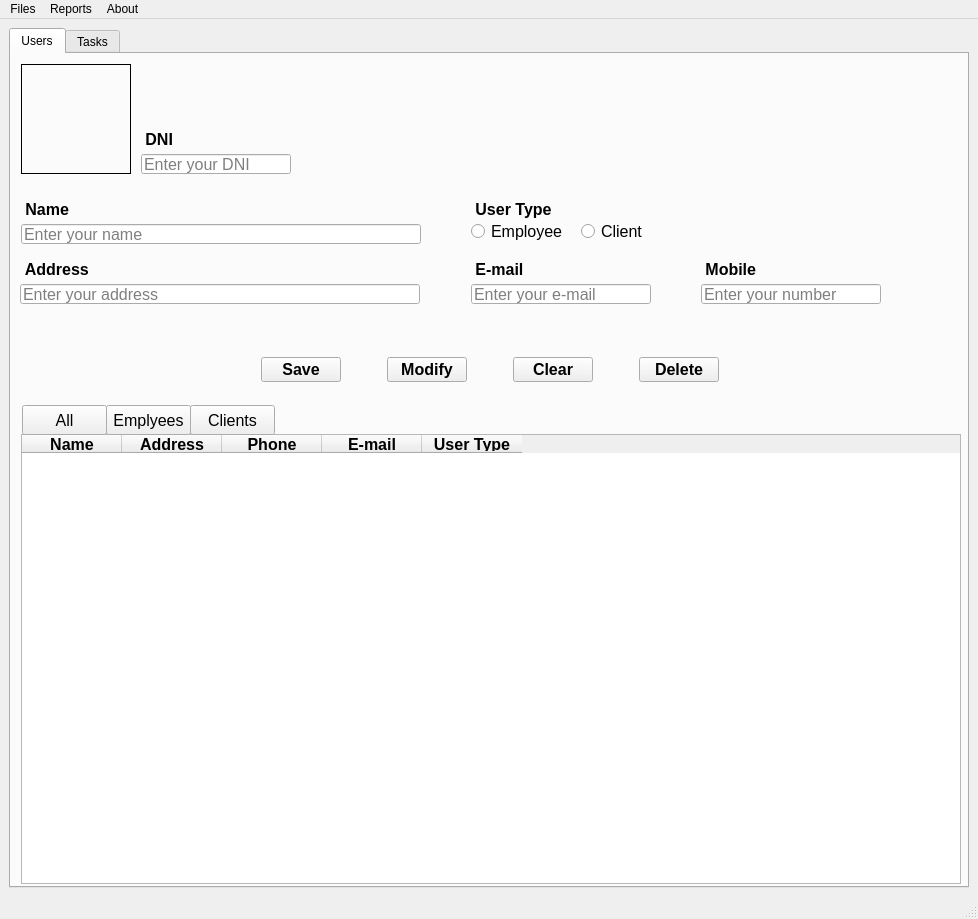
Old version of the form windows/MainWindow.ui in the repository IsolracI/DI-recuperacion.
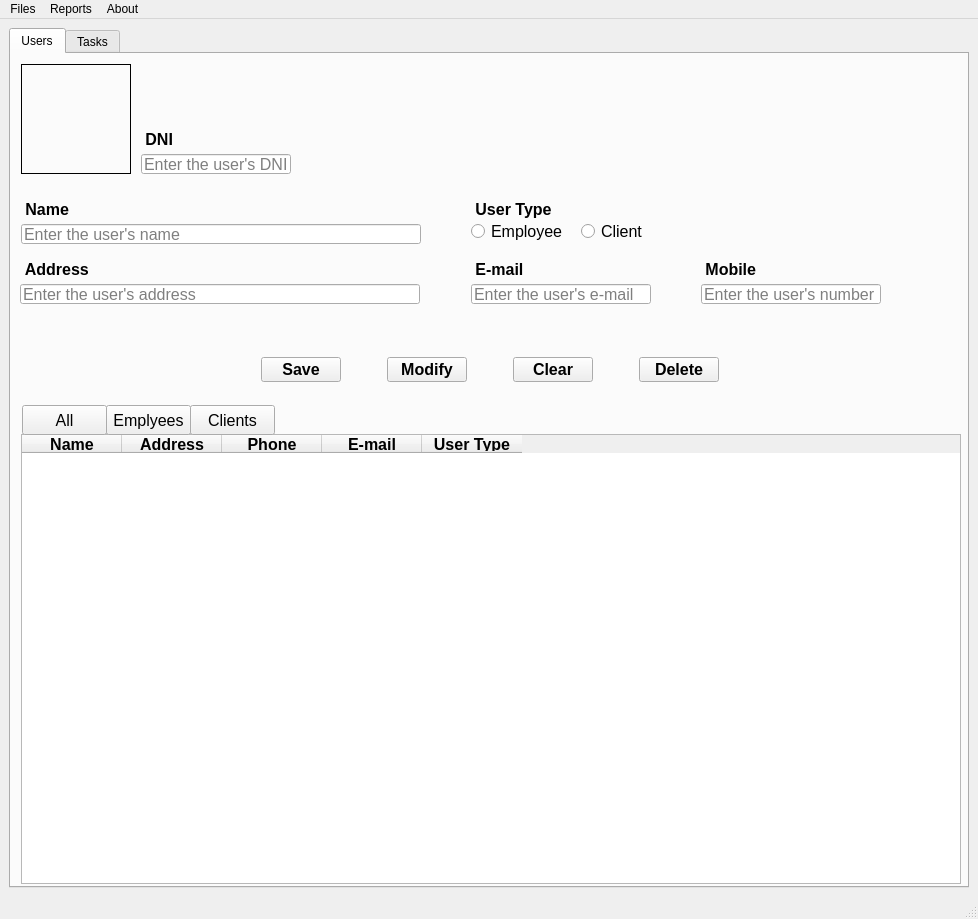
New version of the form. The open tabs and pages were chosen to show the change. Icons and pictures are not drawn.

Commit message: ui(MainWindow): cambiar el texto predeterminado en unos campos y la alineación de la última columna en la tala Tasks

```diff
--- a/windows/MainWindow.ui
+++ b/windows/MainWindow.ui
@@ -99,7 +99,7 @@
          <string/>
         </property>
         <property name="placeholderText">
-         <string>Enter your DNI</string>
+         <string>Enter the user's DNI</string>
         </property>
        </widget>
        <widget class="QLabel" name="lbl_userName">
@@ -140,7 +140,7 @@
          <string/>
         </property>
         <property name="placeholderText">
-         <string>Enter your name</string>
+         <string>Enter the user's name</string>
         </property>
        </widget>
        <widget class="QLineEdit" name="txt_userAddress">
@@ -161,7 +161,7 @@
          <string/>
         </property>
         <property name="placeholderText">
-         <string>Enter your address</string>
+         <string>Enter the user's address</string>
         </property>
        </widget>
        <widget class="QLabel" name="lbl_userAddress">
@@ -202,7 +202,7 @@
          <string/>
         </property>
         <property name="placeholderText">
-         <string>Enter your e-mail</string>
+         <string>Enter the user's e-mail</string>
         </property>
        </widget>
        <widget class="QLabel" name="lbl_userEmail">
@@ -243,7 +243,7 @@
          <string/>
         </property>
         <property name="placeholderText">
-         <string>Enter your number</string>
+         <string>Enter the user's number</string>
         </property>
        </widget>
        <widget class="QLabel" name="lbl_userMobile">
```
Left out of the diff: 2 changed lines with no effect on the pictures. The commit also changes 3 other files.
